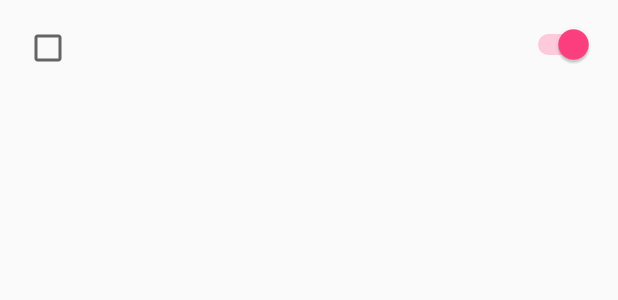
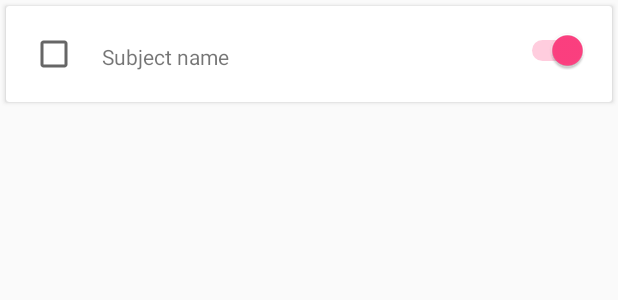
Before and after one commit to TusharSharma23/AttendenceSimple, an Android app: the layout subject_list_item.xml on its own in the app's theme, with its tools: preview values and no code run, on a phone screen of 412 x 824 dp. Shown: the top 300 px of the screen. Run offline under Robolectric (Android 15) with nearby library versions, the phone set to English and light mode, and no system bars.

```diff
--- a/app/build.gradle
+++ b/app/build.gradle
@@ -25,4 +25,5 @@ dependencies {
     testImplementation 'junit:junit:4.12'
     androidTestImplementation 'com.android.support.test:runner:1.0.2'
     androidTestImplementation 'com.android.support.test.espresso:espresso-core:3.0.2'
+    implementation 'com.android.support:cardview-v7:27.1.1'
 }
--- a/app/src/main/res/layout/activity_details.xml
+++ b/app/src/main/res/layout/activity_details.xml
@@ -27,7 +27,7 @@
 
     </RelativeLayout>
 
-    <ListView
+    <android.support.v7.widget.RecyclerView
         android:id="@+id/subject_list"
         android:layout_width="wrap_content"
         android:layout_height="wrap_content" />
--- a/app/src/main/res/layout/activity_home_page.xml
+++ b/app/src/main/res/layout/activity_home_page.xml
@@ -25,7 +25,7 @@
             android:layout_width="match_parent"
             android:layout_height="match_parent">
 
-            <ListView
+            <android.support.v7.widget.RecyclerView
                 android:id="@+id/homepage_list_view"
                 android:layout_width="wrap_content"
                 android:layout_height="wrap_content" />
--- a/app/src/main/res/layout/subject_list_item.xml
+++ b/app/src/main/res/layout/subject_list_item.xml
@@ -1,6 +1,11 @@
 <?xml version="1.0" encoding="utf-8"?>
+<android.support.v7.widget.CardView xmlns:android="http://schemas.android.com/apk/res/android"
+    xmlns:tools="http://schemas.android.com/tools"
+    android:layout_width="match_parent"
+    android:layout_height="wrap_content"
+    android:layout_margin="4dp">
+
     <RelativeLayout
-    xmlns:android="http://schemas.android.com/apk/res/android"
         android:layout_width="match_parent"
         android:layout_height="match_parent">
 
@@ -9,16 +14,19 @@
             android:layout_width="wrap_content"
             android:layout_height="wrap_content"
             android:layout_marginStart="@dimen/sub_left_margin"
-        android:layout_marginTop="@dimen/not_attended_right_margin"/>
+            android:layout_marginTop="@dimen/not_attended_right_margin"
+            android:layout_marginBottom="@dimen/not_attended_right_margin" />
 
         <TextView
             android:id="@+id/subject_name"
+            tools:text="Subject name"
             android:layout_width="wrap_content"
             android:layout_height="wrap_content"
+            android:layout_marginBottom="@dimen/not_attended_right_margin"
             android:layout_marginStart="@dimen/sub_left_margin"
+            android:layout_marginTop="@dimen/not_attended_right_margin"
             android:layout_toRightOf="@id/no_class"
-        android:layout_marginTop="@dimen/not_attended_right_margin"
-        android:layout_marginBottom="@dimen/not_attended_right_margin"/>
+            android:paddingTop="@dimen/attended_right_margin" />
 
         <Switch
             android:id="@+id/attended_button"
@@ -27,6 +35,9 @@
             android:layout_alignParentEnd="true"
             android:layout_marginEnd="@dimen/not_attended_right_margin"
             android:layout_marginTop="@dimen/not_attended_right_margin"
+            android:layout_marginBottom="@dimen/not_attended_right_margin"
             android:checked="true" />
 
     </RelativeLayout>
+
+</android.support.v7.widget.CardView>
```
Also changed, not shown: app/src/main/java/com/sharma/tushar/attendencesimple/Adapters/SubjectAdapter.java (+46 -25 lines), app/src/main/java/com/sharma/tushar/attendencesimple/Details.java (+5 -3 lines), app/src/main/java/com/sharma/tushar/attendencesimple/HomePage.java (+5 -3 lines). Lines whose indentation alone changed are shown as unchanged.
